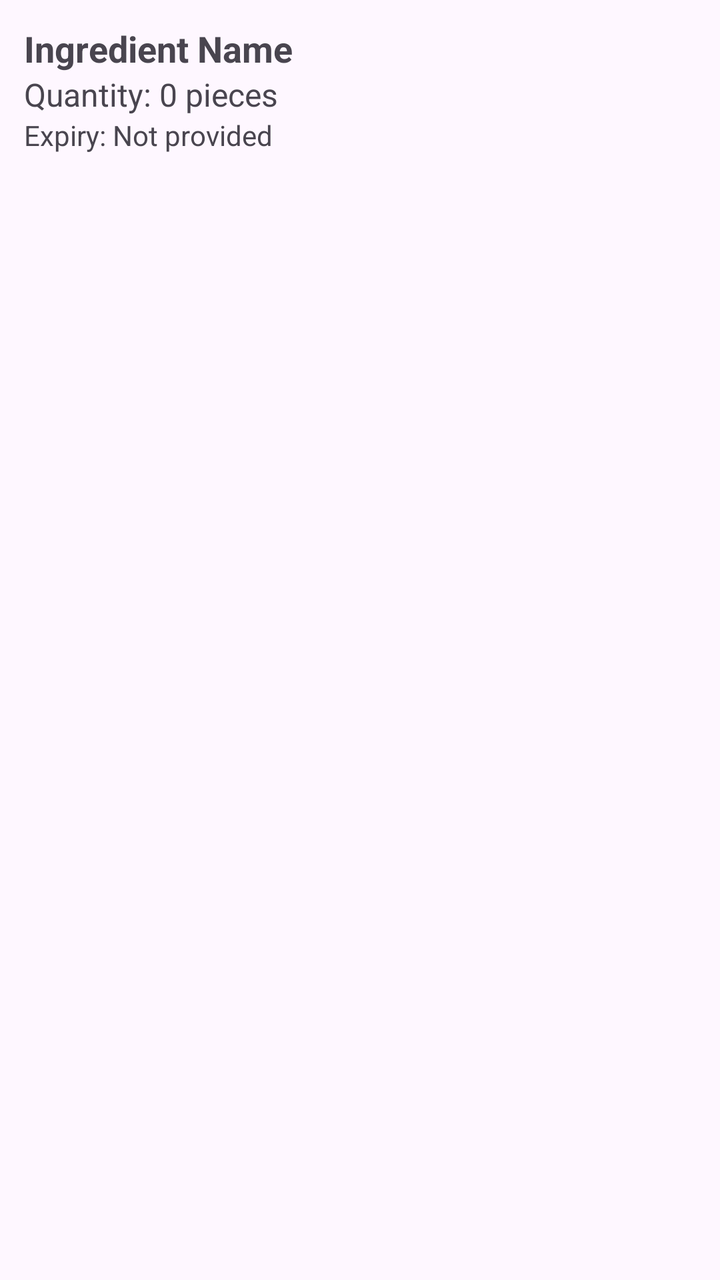
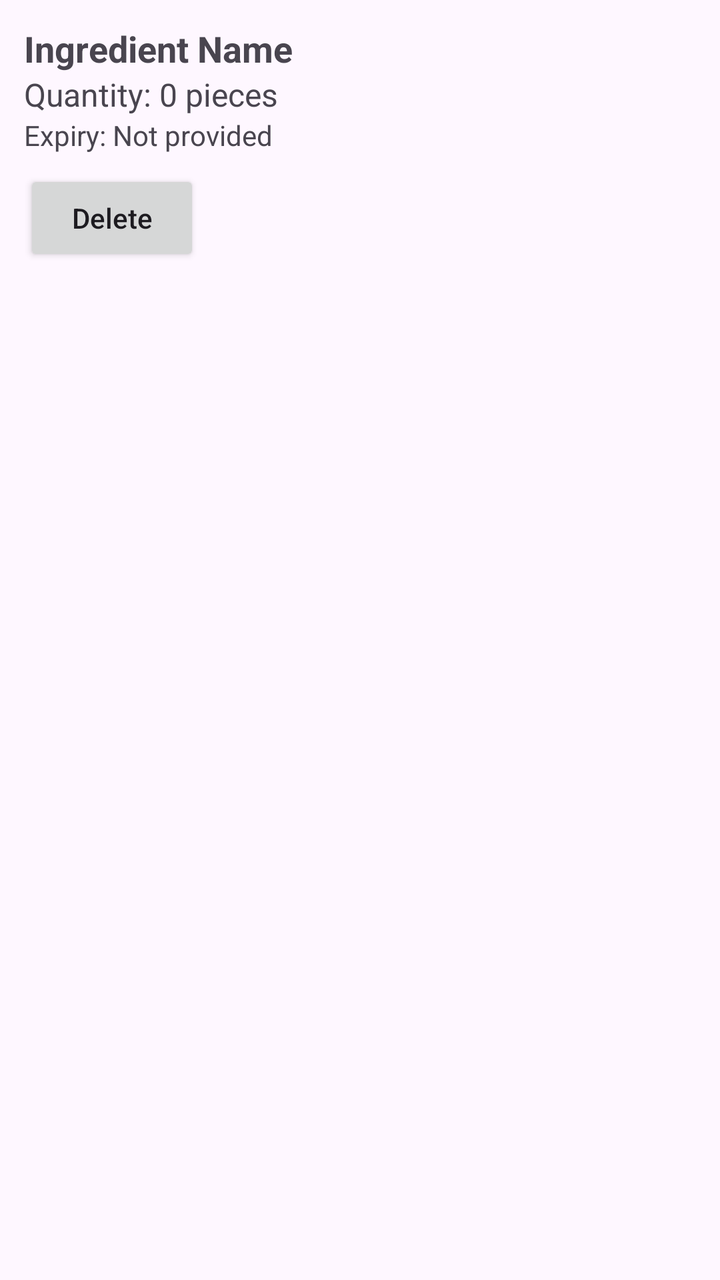

Two renders of the same Android screen: before a commit and after it. Below are the layout's source before the change and the commit's diff.
<!-- AndroidManifest.xml: application theme Theme.SmartPantryManager -->
<!-- res/layout/item_pantry.xml -->
<?xml version="1.0" encoding="utf-8"?>
<LinearLayout xmlns:android="http://schemas.android.com/apk/res/android"
    android:layout_width="match_parent"
    android:layout_height="wrap_content"
    android:layout_marginTop="6dp"
    android:layout_marginBottom="6dp"
    android:orientation="vertical"
    android:padding="12dp">

    <TextView
        android:id="@+id/textPantryItemName"
        android:layout_width="match_parent"
        android:layout_height="wrap_content"
        android:text="@string/pantry_item_name_preview"
        android:textSize="18sp"
        android:textStyle="bold" />

    <TextView
        android:id="@+id/textPantryItemQuantity"
        android:layout_width="match_parent"
        android:layout_height="wrap_content"
        android:text="@string/pantry_item_quantity_preview"
        android:textSize="16sp" />

    <TextView
        android:id="@+id/textPantryItemExpiry"
        android:layout_width="match_parent"
        android:layout_height="wrap_content"
        android:text="@string/pantry_item_expiry_preview" />
</LinearLayout>
<!-- resources referenced by this layout -->
<resources>
  <string name="pantry_item_expiry_preview">Expiry: Not provided</string>
  <string name="pantry_item_name_preview">Ingredient Name</string>
  <string name="pantry_item_quantity_preview">Quantity: 0 pieces</string>
  <style name="Theme.SmartPantryManager" parent="Base.Theme.SmartPantryManager" />
  <style name="Base.Theme.SmartPantryManager" parent="Theme.Material3.DayNight.NoActionBar">
          
          
      </style>
</resources>

<!-- the commit's change to res/layout/item_pantry.xml (unified diff, before → after) -->
@@ -27,4 +27,12 @@
         android:layout_width="match_parent"
         android:layout_height="wrap_content"
         android:text="@string/pantry_item_expiry_preview" />
+
+    <Button
+        android:id="@+id/buttonDeletePantryItem"
+        android:layout_width="wrap_content"
+        android:layout_height="wrap_content"
+        android:layout_marginTop="8dp"
+        android:text="@string/delete_ingredient"
+        android:textAllCaps="false" />
 </LinearLayout>
<!-- resource entries referenced after the edit -->
@@ -1,5 +1,6 @@
 <!-- resources referenced by this layout -->
 <resources>
+  <string name="delete_ingredient">Delete</string>
   <string name="pantry_item_expiry_preview">Expiry: Not provided</string>
   <string name="pantry_item_name_preview">Ingredient Name</string>
   <string name="pantry_item_quantity_preview">Quantity: 0 pieces</string>
